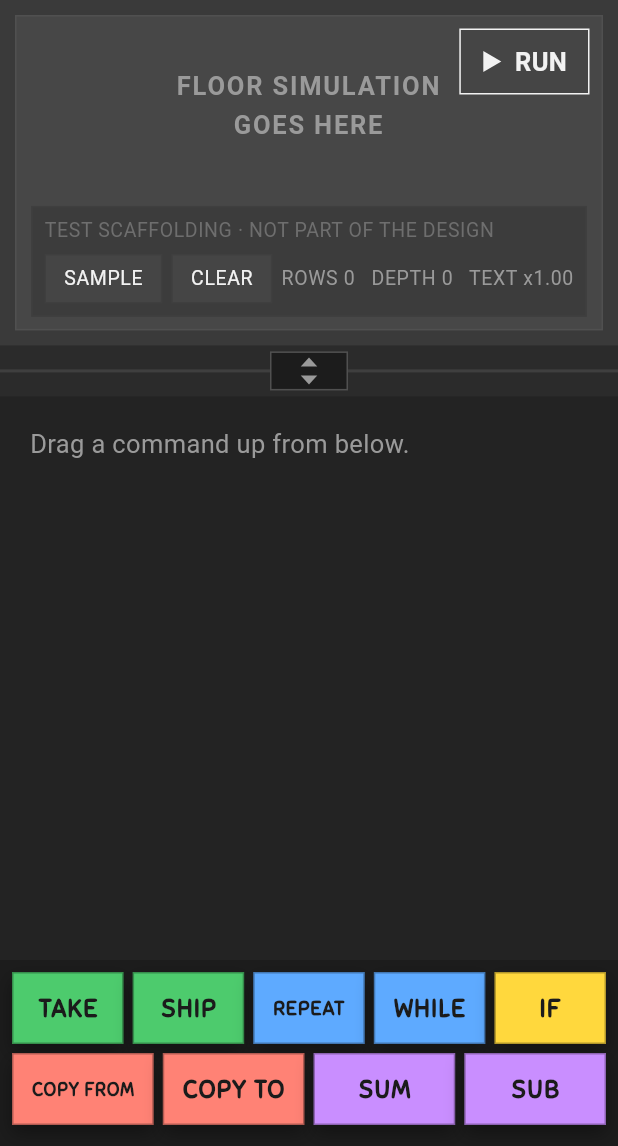
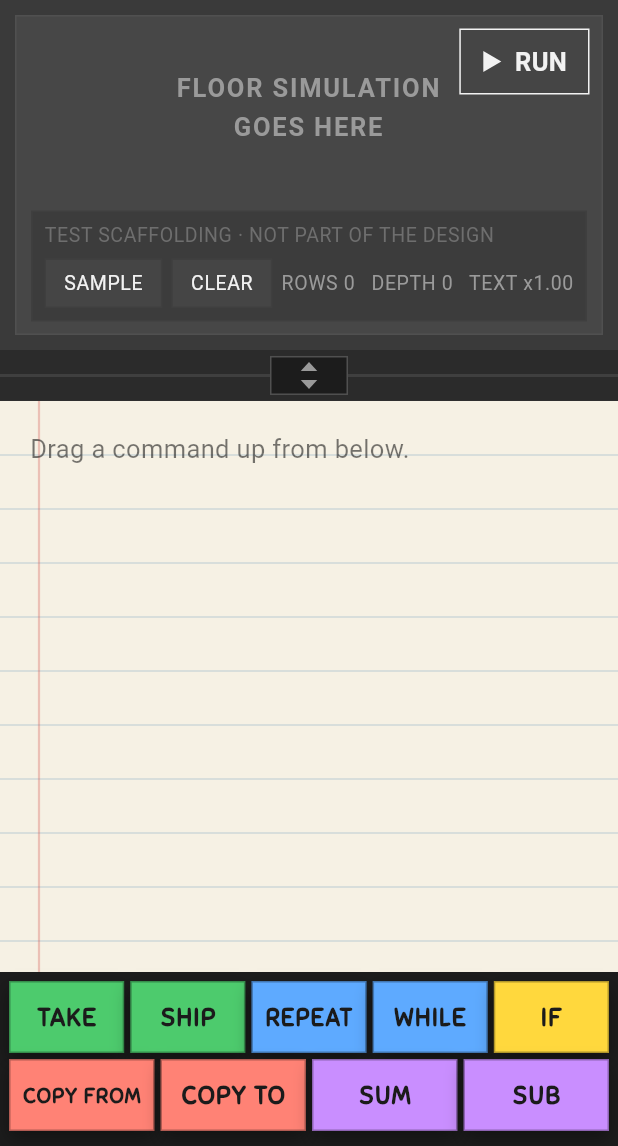
Before and after one commit to lander0s/employee-number-2, a Flutter app: the screen it shows after launch, after a tap on "CLEAR", on a phone screen of 412 x 824 dp, the part 90-1236 px from its top. Run offline on Flutter 3.47's test engine with Material 3 defaults, Android fonts, the phone set to English and light mode, and no system bars.

Commit message:
notebook style

```diff
--- a/Experiments/GameplayUx/lib/ui/program_pane.dart
+++ b/Experiments/GameplayUx/lib/ui/program_pane.dart
@@ -152,8 +152,25 @@
   Widget build(BuildContext context) {
     return Container(
       key: _paneKey,
-      color: W.paneProgram,
-      child: LayoutBuilder(
+      color: W.paper,
+      child: Stack(
+        children: [
+          // The rules are painted behind the program and scroll with it: a fixed
+          // backdrop would slide against the instructions the moment the page
+          // moved, which is the one thing paper never does.
+          Positioned.fill(
+            child: RepaintBoundary(
+              child: AnimatedBuilder(
+                animation: _scroll,
+                builder: (context, _) => CustomPaint(
+                  painter: _PaperPainter(
+                    offset: _scroll.hasClients ? _scroll.offset : 0,
+                  ),
+                ),
+              ),
+            ),
+          ),
+          LayoutBuilder(
             builder: (context, constraints) {
               final width = constraints.maxWidth + W.programOverhang;
 
@@ -181,7 +198,7 @@
                       width,
                       ConstrainedBox(
                         constraints: BoxConstraints(
-                      minHeight: constraints.maxHeight,
+                          minHeight: constraints.maxHeight * W.tailSlack,
                         ),
                         child: _buildSlot(
                           Slot(null, doc.root.length, 0),
@@ -191,7 +208,7 @@
                           hint: doc.root.isEmpty
                               ? Text(
                                   'Drag a command up from below.',
-                              style: W.labelDim,
+                                  style: W.onPaperDim,
                                 )
                               : null,
                         ),
@@ -201,6 +218,8 @@
                 ],
               );
             },
+          ),
+        ],
       ),
     );
   }
@@ -315,7 +334,7 @@
             // An empty body needs no special minimum either: one spacer is the
             // body, and it is exactly the right height already.
             Padding(
-              padding: const EdgeInsets.only(left: W.indentPerDepth, right: 4),
+              padding: const EdgeInsets.only(left: W.indentPerDepth, right: 3),
               child: body,
             ),
           ],
@@ -448,6 +467,43 @@
   }
 }
 
+/// Ruled paper: horizontal lines at a row's pitch and a margin down the left.
+///
+/// [offset] is the program's scroll position, so the rules move with the text
+/// written on them. The phase is all that changes - the lines are identical, so
+/// only the remainder matters and the paper is endless.
+class _PaperPainter extends CustomPainter {
+  const _PaperPainter({required this.offset});
+
+  final double offset;
+
+  @override
+  void paint(Canvas canvas, Size size) {
+    final rule = Paint()
+      ..color = W.paperRule
+      ..strokeWidth = 1;
+
+    for (
+      var y = W.rowHeight - offset % W.rowHeight;
+      y < size.height;
+      y += W.rowHeight
+    ) {
+      canvas.drawLine(Offset(0, y), Offset(size.width, y), rule);
+    }
+
+    canvas.drawLine(
+      const Offset(W.paperMarginInset, 0),
+      Offset(W.paperMarginInset, size.height),
+      Paint()
+        ..color = W.paperMargin
+        ..strokeWidth = 1.5,
+    );
+  }
+
+  @override
+  bool shouldRepaint(_PaperPainter old) => old.offset != offset;
+}
+
 /// An insertion point. Doubles as the caret when idle and as a drop target
 /// during a drag.
 class _SlotWidget extends StatefulWidget {
@@ -515,9 +571,8 @@
         // Expanded only while something is held over it.
         final open = _hovering || candidate.isNotEmpty;
 
-        // On a bright block this is drawn in ink; on the dark pane, in the pale
-        // theme colour.
-        final markColour = widget.on != null ? W.ink : W.caret;
+        // Ink, wherever it lands: on a bright block, and on the paper too.
+        const markColour = W.ink;
 
         // Closing after a drop is instant. The row that lands takes exactly the
         // space the open gap was holding, so animating the gap shut would push
@@ -618,7 +673,7 @@
         child: Padding(
           // The same inset a command's first word has, measured from the same
           // edge - this box is the row that is about to be here.
-          padding: const EdgeInsets.only(left: W.rowInset, right: 10),
+          padding: const EdgeInsets.only(left: W.rowInset, right: 8),
           child: Text(
             'DROP HERE',
             style: W.row.copyWith(color: colour, fontWeight: FontWeight.w600),
@@ -724,7 +779,7 @@
         children: [
           row(RowKind.blockHeader),
           Padding(
-            padding: const EdgeInsets.only(left: W.indentPerDepth, right: 4),
+            padding: const EdgeInsets.only(left: W.indentPerDepth, right: 3),
             child: Column(
               crossAxisAlignment: CrossAxisAlignment.stretch,
               mainAxisSize: MainAxisSize.min,
--- a/Experiments/GameplayUx/lib/ui/program_row.dart
+++ b/Experiments/GameplayUx/lib/ui/program_row.dart
@@ -90,7 +90,7 @@
       child: Padding(
         padding: EdgeInsets.only(
           left: W.rowInset,
-          right: 8,
+          right: 6,
           top: isHeader ? W.headerTopPad : 0,
         ),
         child: Opacity(
@@ -102,8 +102,8 @@
             // is free.
             child: Wrap(
               crossAxisAlignment: WrapCrossAlignment.center,
-              spacing: 6,
-              runSpacing: 4,
+              spacing: 5,
+              runSpacing: 3,
               children: [
                 _Keyword(
                   text: row.isCloser ? 'END' : node.spec.label,
@@ -180,18 +180,17 @@
         onTap: onTap,
         // Opaque so the whole padded area is tappable, not just the glyphs.
         behavior: HitTestBehavior.opaque,
-        // The touch target and the painted chip are two different boxes. 7.3
-        // wants 48dp under a thumb, and padding the chip itself to that height
-        // made a three-word condition look like a row of form fields. So the
-        // 48dp lives in transparent space around the chip, which is padded to
-        // its word and no further.
+        // The touch target and the painted chip are two different boxes. Padding
+        // the chip itself out to a fingertip made a three-word condition look
+        // like a row of form fields, so the target lives in transparent space
+        // around the chip, which is padded to its word and no further.
         //
         // The minimum goes on the outer box only. Given `alignment` or
         // `constraints`, the *inner* Container would expand to its incoming
         // width - and inside a Wrap that is the whole row, which once put every
         // word on its own line and made the IF row four lines tall.
         child: ConstrainedBox(
-          constraints: const BoxConstraints(minHeight: W.minTarget),
+          constraints: const BoxConstraints(minHeight: W.chipTarget),
           child: Center(
             widthFactor: 1,
             child: Container(
--- a/Experiments/GameplayUx/lib/ui/tray.dart
+++ b/Experiments/GameplayUx/lib/ui/tray.dart
@@ -63,16 +63,16 @@
   Widget build(BuildContext context) {
     return Container(
       color: W.chrome,
-      padding: const EdgeInsets.fromLTRB(8, 8, 8, 14),
+      padding: const EdgeInsets.fromLTRB(6, 6, 6, 10),
       child: Column(
         mainAxisSize: MainAxisSize.min,
         children: [
           for (final row in _rows) ...[
-            if (row != _rows.first) const SizedBox(height: 6),
+            if (row != _rows.first) const SizedBox(height: 4),
             Row(
               children: [
                 for (final id in row) ...[
-                  if (id != row.first) const SizedBox(width: 6),
+                  if (id != row.first) const SizedBox(width: 4),
                   // Expanded, so the buttons divide the row exactly and both
                   // rows end flush with the edges. Natural widths left a ragged
                   // right margin and made SUB a smaller target than COPY FROM
@@ -155,7 +155,7 @@
     // becomes once it is in the program, not a property of the thing you pick
     // up.
     child: Padding(
-      padding: const EdgeInsets.symmetric(horizontal: 12, vertical: 6),
+      padding: const EdgeInsets.symmetric(horizontal: 8, vertical: 4),
       child: Center(
         widthFactor: 1,
         child: FittedBox(
--- a/Experiments/GameplayUx/lib/ui/wireframe.dart
+++ b/Experiments/GameplayUx/lib/ui/wireframe.dart
@@ -12,7 +12,34 @@
   // Greys, light to dark.
   static const page = Color(0xFF2B2B2B);
   static const paneFloor = Color(0xFF3A3A3A);
-  static const paneProgram = Color(0xFF232323);
+
+  /// The program is written on a sheet of paper. It was a dark grey pane, which
+  /// was honest about being a text editor and said nothing about what the game
+  /// is: the fiction is a person writing instructions for a machine on the job,
+  /// and a ruled notebook says that before a word of dialogue does. It also
+  /// flips the whole surface to light, which is what the bright command colours
+  /// and their dark ink were always designed for.
+  static const paneProgram = paper;
+
+  static const paper = Color(0xFFF6F1E4);
+
+  /// Faint blue rules at exactly [rowHeight], so instructions sit on the lines
+  /// rather than floating between them, and a red margin down the left like
+  /// every school notebook.
+  static const paperRule = Color(0x332F6FA8);
+  static const paperMargin = Color(0x4DD2504A);
+  static const paperMarginInset = 26.0;
+
+  /// How much empty page the program keeps below its last row, as a fraction of
+  /// the pane. It is what makes a short program scrollable at all - without it
+  /// the content ends exactly at the viewport, so the end of the program is
+  /// stuck wherever it happens to fall, often right above the tray.
+  ///
+  /// A whole pane was too much: it let the program scroll almost entirely off
+  /// the top, and the page looked abandoned. Half brings the last row to the
+  /// middle of the screen, which is as far as anyone needs to pull it to be
+  /// comfortable adding to the end.
+  static const tailSlack = 0.5;
   static const chrome = Color(0xFF1C1C1C);
   static const line = Color(0xFF505050);
   static const lineSoft = Color(0xFF3F3F3F);
@@ -85,9 +112,22 @@
   static Color rowEdge(Color base) => Color.lerp(base, Colors.black, 0.18)!;
 
   // Dimensions. 7.3: rows 56-64, targets >= 48, indent must be legible.
-  static const rowHeight = 60.0;
+  // Tightened once the language settled. The text stays at 20pt - it is the one
+  // thing 7.3 will not trade - and everything around it came in.
+  //
+  // 36 is under the 48dp target guidance, deliberately. A 20pt word is about
+  // 14dp of actual capital, so a 48dp row wrapped it in 34dp of air, and a
+  // program is mostly rows: that air was the single biggest consumer of a screen
+  // whose whole argument (7.1) is how much program you can see at once.
+  //
+  // What makes it affordable is that a row is not a tap target. Its gestures are
+  // a horizontal swipe and a long-press drag, neither of which needs a
+  // fingertip-sized box to acquire. The one thing on a row you actually tap - a
+  // cyclable word - keeps its own target ([chipTarget]), and it is wide as well
+  // as tall, which is where the accuracy really comes from.
+  static const rowHeight = 36.0;
   static const closerRowHeight = 44.0;
-  static const indentPerDepth = 18.0;
+  static const indentPerDepth = 12.0;
 
   /// A spacer standing in for a row: a command's worth of space with the gap a
   /// real row has above and below it.
@@ -116,19 +156,25 @@
   static const autoScrollFast = 16.0;
   static const minTarget = 48.0;
 
-  /// A chip hugs its word. The thumb target it needs is carried by transparent
-  /// space around it - see _ArgWord - so the padding here can be the least that
-  /// still reads as a button.
-  static const chipPadH = 10.0;
-  static const chipPadV = 3.0;
+  /// A chip hugs its word. The target it needs is carried by transparent space
+  /// around it - see _ArgWord - so the padding here can be the least that still
+  /// reads as a button.
+  static const chipPadH = 8.0;
+  static const chipPadV = 2.0;
+
+  /// The tappable box around a cyclable word. Smaller than [minTarget], which
+  /// stays 48 for the tray buttons: a chip is also 60-120dp wide, and a target
+  /// that wide is easy to hit at 36 tall. If playtesting shows mis-taps this is
+  /// the first number to put back.
+  static const chipTarget = 36.0;
 
   /// Left inset for every row and slot, replacing the old line-number gutter.
-  static const rowInset = 12.0;
+  static const rowInset = 10.0;
 
   /// A block header's only vertical padding, above the title. There is none
   /// below it: the spacer between the title and the first child does that job,
   /// and unlike padding it answers a tap.
-  static const headerTopPad = 12.0;
+  static const headerTopPad = 7.0;
 
   /// Corner radii. Rows and tray buttons share one so a command looks the same
   /// wherever it is; a block is a touch rounder because it is the bigger shape.
@@ -213,6 +259,9 @@
 
   static const TextStyle labelDim = TextStyle(fontSize: 17, color: textDim);
 
+  /// The same, for text sitting on the paper rather than on the app's chrome.
+  static const TextStyle onPaperDim = TextStyle(fontSize: 17, color: inkDim);
+
   /// Below the 17pt functional floor on purpose: this is scaffolding for the
   /// experiment (readouts, hints to the person testing), not game UI.
   static const TextStyle meta = TextStyle(
```
Also changed, not shown: 3 other files. Lines whose indentation alone changed are shown as unchanged.
